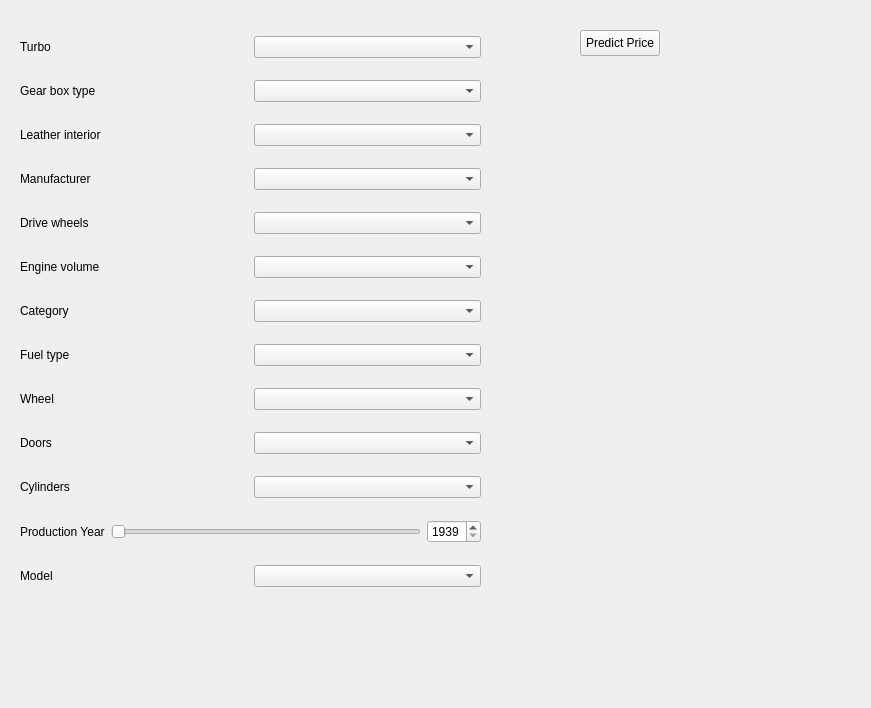
maximlapitan/qt_based_recommendation_app, file form.ui: the form before one commit.
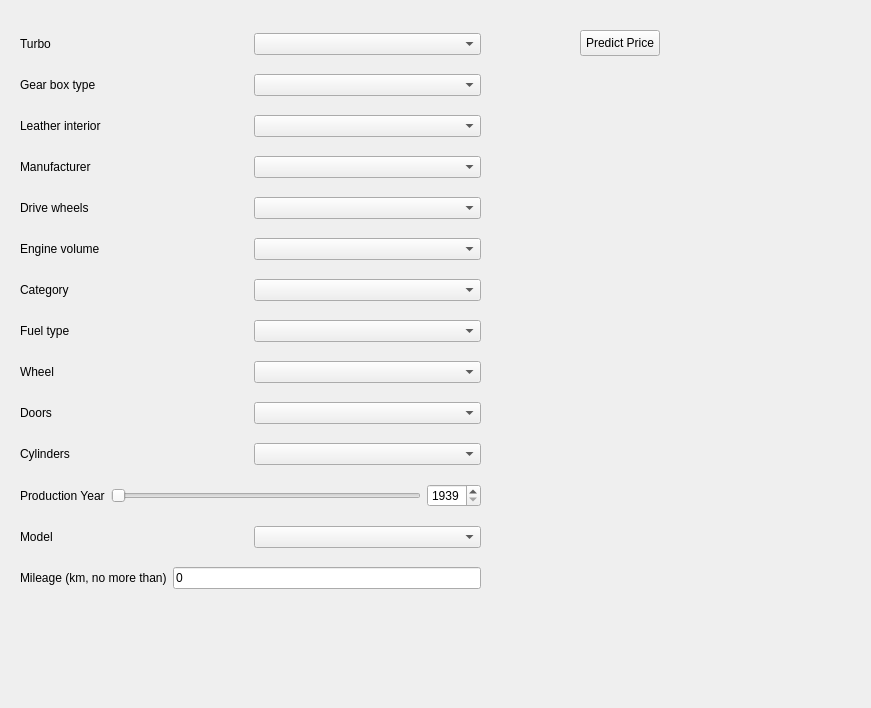
The form after the commit. Icons and pictures are not drawn.

Diff of the .ui file:
```diff
--- a/form.ui
+++ b/form.ui
@@ -231,6 +231,27 @@
       </item>
      </layout>
     </item>
+    <item>
+     <layout class="QHBoxLayout" name="horizontalLayout_14">
+      <item>
+       <widget class="QLabel" name="QLabel_model_2">
+        <property name="text">
+         <string>Mileage (km, no more than)</string>
+        </property>
+       </widget>
+      </item>
+      <item>
+       <widget class="QLineEdit" name="QLineEdit_mileage">
+        <property name="inputMask">
+         <string>90000000</string>
+        </property>
+        <property name="text">
+         <string>0</string>
+        </property>
+       </widget>
+      </item>
+     </layout>
+    </item>
    </layout>
   </widget>
   <widget class="QPushButton" name="predict_button">
```
